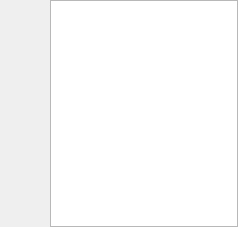
Qt form UiModule/ui/LanguageWidget.ui (realXtend/tundra) before a commit.
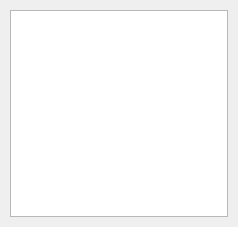
The same form after that commit.

The edit to the form file:
```diff
--- a/UiModule/ui/LanguageWidget.ui
+++ b/UiModule/ui/LanguageWidget.ui
@@ -13,21 +13,15 @@
   <property name="windowTitle">
    <string>Form</string>
   </property>
+  <property name="autoFillBackground">
+   <bool>true</bool>
+  </property>
   <property name="styleSheet">
    <string notr="true"/>
   </property>
   <layout class="QVBoxLayout" name="verticalLayout_2">
-   <property name="leftMargin">
-    <number>50</number>
-   </property>
-   <property name="topMargin">
-    <number>0</number>
-   </property>
-   <property name="rightMargin">
-    <number>0</number>
-   </property>
-   <property name="bottomMargin">
-    <number>0</number>
+   <property name="margin">
+    <number>10</number>
    </property>
    <item>
     <layout class="QVBoxLayout" name="verticalLayout">
```
